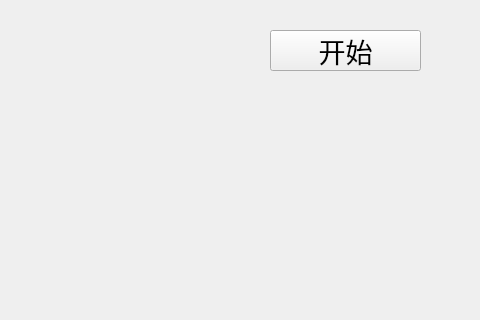
Before: the Qt Designer form game_ui.ui in hjwforever/LinkGame, drawn with Qt 5; both pictures show x 320 to 800 and y 0 to 320 of the 800 by 600 pixel window.
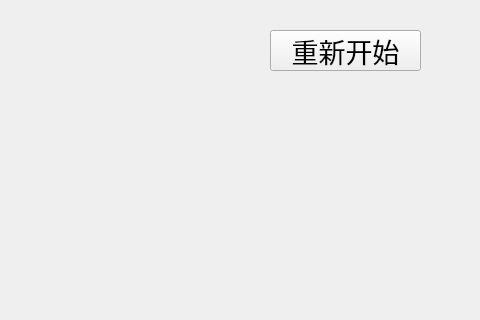
After: the same form once the commit is applied.

What changed in the file:
```diff
--- a/game_ui.ui
+++ b/game_ui.ui
@@ -49,7 +49,7 @@
      </font>
     </property>
     <property name="text">
-     <string>开始</string>
+     <string>重新开始</string>
     </property>
    </widget>
   </widget>
```
